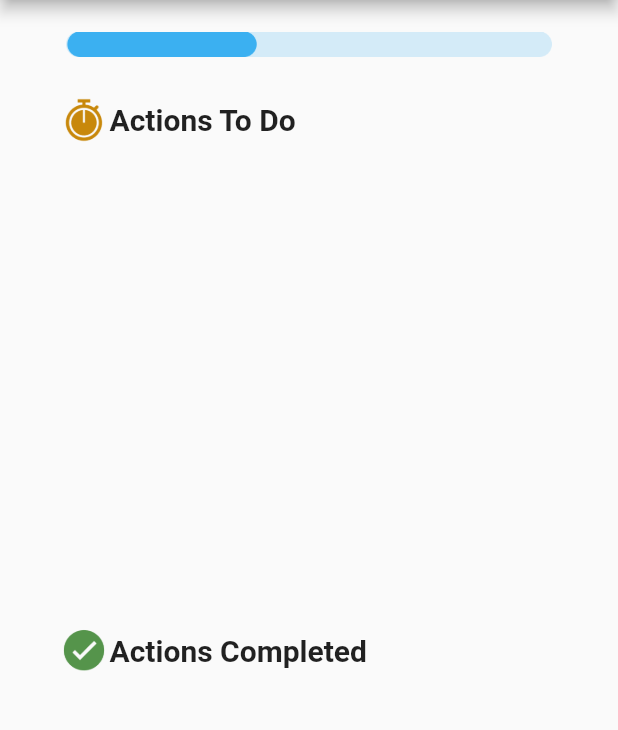
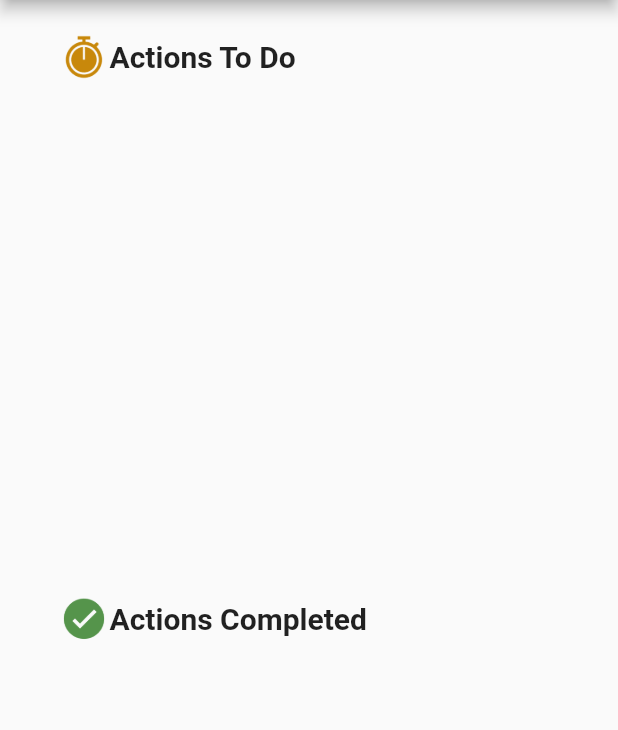
Before and after one commit to nabihbassil/SWM_Sustainability_App, a Flutter app: the TakeAction screen opened directly with empty values, on a phone screen of 412 x 824 dp, the part 84-814 px from its top. Run offline on Flutter 3.47's test engine with Material 2 defaults, Android fonts, the phone set to English and light mode, and no system bars; our stand-ins replace cloud_firestore, firebase_auth, firebase_core, firebase_storage, flutter_html, fluttertoast and 3 more; accounts and stored records are empty; network calls fail.

Commit message:
Added Labels to bottom bar and ellipsis to Take Actions + removed fake progress bar

```diff
--- a/swm_app/lib/page_holder.dart
+++ b/swm_app/lib/page_holder.dart
@@ -91,8 +91,8 @@ class _PageHolderState extends State<PageHolder> {
           ),
         ],
         selectedItemColor: Colors.lightBlue[600],
-        showSelectedLabels: false,
-        showUnselectedLabels: false,
+        showSelectedLabels: true,
+        showUnselectedLabels: true,
         currentIndex: _selectedIndex, //New
         onTap: _onItemTapped,
       ),
--- a/swm_app/lib/screens/take_actions.dart
+++ b/swm_app/lib/screens/take_actions.dart
@@ -81,14 +81,7 @@ class _TakeActionState extends State<TakeAction> {
               crossAxisAlignment: CrossAxisAlignment.center,
               children: <Widget>[
                 const SizedBox(height: 20),
-                SizedBox(
-                    height: 17,
-                    width: 500,
-                    child: Image.asset(
-                      'assets/progressbardummy.png',
-                      fit: BoxFit.contain,
-                    )),
-                const SizedBox(height: 25),
+
                 Container(
                   padding: const EdgeInsets.symmetric(horizontal: 38.0),
                   width: double.infinity,
@@ -172,7 +165,8 @@ class _TakeActionState extends State<TakeAction> {
                                                 fontWeight: FontWeight.bold)),
                                         subtitle: Html(
                                             data: item['actioncontent']
-                                                .substring(0, 60),
+                                                    .substring(0, 60) +
+                                                '...',
                                             style: {
                                               "p": Style(
                                                   color: Color.fromARGB(
```
